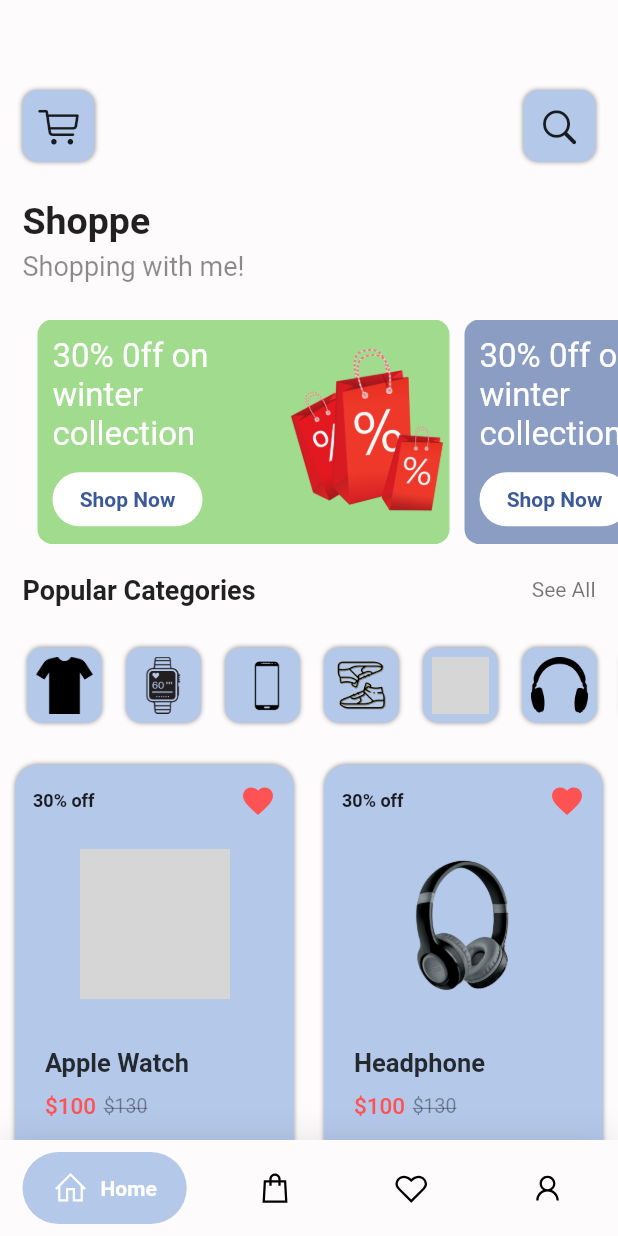
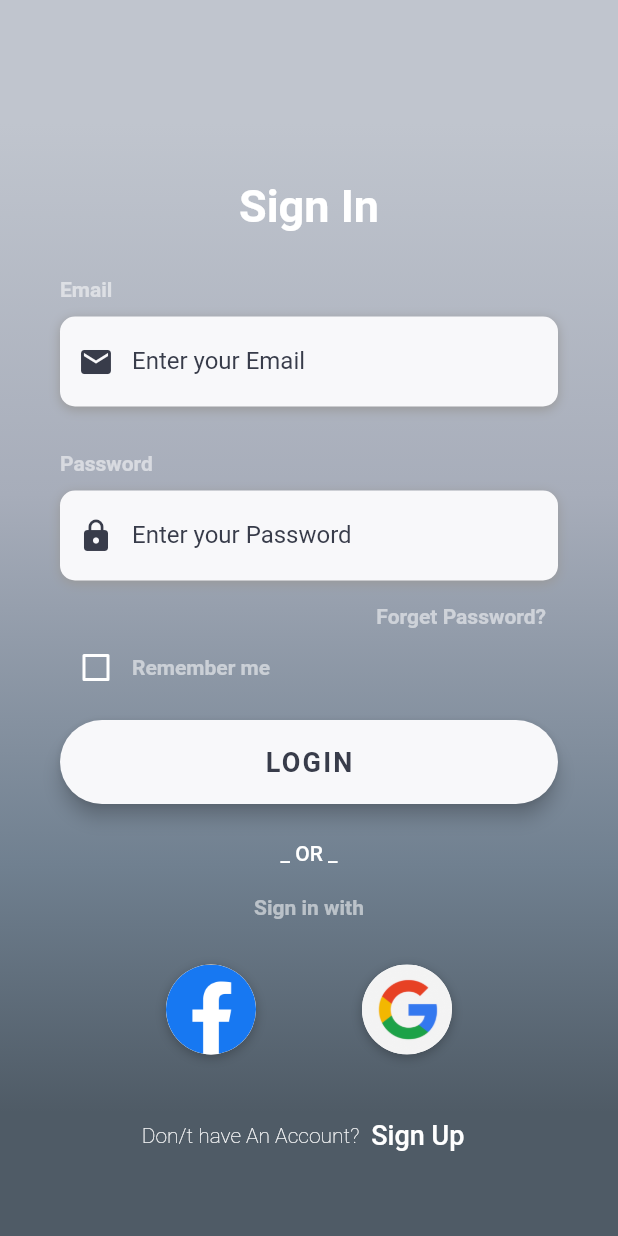
Before and after one commit to Hihhh-lilyJ/shopping_app, a Flutter app: the screen it shows after launch, on a phone screen of 412 x 824 dp. Run offline on Flutter 3.47's test engine with Material 2 defaults, Android fonts, the light colour scheme and no system bars; drawn by our look-alikes of google_nav_bar; our stand-ins replace flutter_image_slideshow, flutter_rating_bar, line_icons; grey boxes are pictures that could not be loaded.

Commit message:
change in zsh

```diff
--- a/lib/main.dart
+++ b/lib/main.dart
@@ -1,5 +1,6 @@
 import 'package:flutter/material.dart';
-import 'package:shopping_app/screens/screens.dart';
+import 'package:shopping_app/screens/login_screen.dart';
+// import 'package:shopping_app/screens/screens.dart';
 
 void main() {
   runApp(MyApp());
@@ -10,7 +11,7 @@ class MyApp extends StatelessWidget {
   Widget build(BuildContext context) {
     return MaterialApp(
       debugShowCheckedModeBanner: false,
-      home: Screens(),
+      home: LoginScreens(),
     );
   }
 }
--- /dev/null
+++ b/lib/screens/login_screen.dart
@@ -0,0 +1,327 @@
+import 'package:flutter/material.dart';
+import 'package:flutter/services.dart';
+import 'package:shopping_app/pages/sign_up_page.dart';
+import 'package:shopping_app/screens/screens.dart';
+import 'package:shopping_app/utilities/constants.dart';
+
+class LoginScreens extends StatefulWidget {
+  @override
+  State<LoginScreens> createState() => _LoginScreensState();
+}
+
+class _LoginScreensState extends State<LoginScreens> {
+  bool _rememberMe = false;
+
+  Widget _buildEmailTF() {
+    return Column(
+      crossAxisAlignment: CrossAxisAlignment.start,
+      children: [
+        Text(
+          'Email',
+          style: kLabelStyle,
+        ),
+        SizedBox(height: 10),
+        Container(
+          alignment: Alignment.centerLeft,
+          decoration: kBoxDecorationStyle,
+          height: 60,
+          child: TextField(
+            keyboardType: TextInputType.emailAddress,
+            style: TextStyle(
+              color: Color(0xFF383C4A),
+            ),
+            decoration: InputDecoration(
+              border: InputBorder.none,
+              contentPadding: EdgeInsets.only(top: 14),
+              prefixIcon: Icon(
+                Icons.email,
+                color: Color(0xFF383C4A),
+              ),
+              hintText: 'Enter your Email',
+              hintStyle: kHintTextStyle,
+            ),
+          ),
+        ),
+      ],
+    );
+  }
+
+  Widget _buildPasswordTF() {
+    return Column(
+      crossAxisAlignment: CrossAxisAlignment.start,
+      children: [
+        Text(
+          'Password',
+          style: kLabelStyle,
+        ),
+        SizedBox(height: 10),
+        Container(
+          alignment: Alignment.centerLeft,
+          decoration: kBoxDecorationStyle,
+          height: 60,
+          child: TextField(
+            obscureText: true,
+            keyboardType: TextInputType.emailAddress,
+            style: TextStyle(
+              color: Color(0xFF383C4A),
+            ),
+            decoration: InputDecoration(
+              border: InputBorder.none,
+              contentPadding: EdgeInsets.only(top: 14),
+              prefixIcon: Icon(
+                Icons.lock,
+                color: Color(0xFF383C4A),
+              ),
+              hintText: 'Enter your Password',
+              hintStyle: kHintTextStyle,
+            ),
+          ),
+        ),
+      ],
+    );
+  }
+
+  Widget _buildForgotPasswordBtn() {
+    return Container(
+      alignment: Alignment.centerRight,
+      child: TextButton(
+        onPressed: () => print('Forget Password Button Pressed'),
+        child: Text(
+          'Forget Password?',
+          style: kLabelStyle,
+        ),
+      ),
+    );
+  }
+
+  Widget _buildRememberMeCheckBox() {
+    return Container(
+      height: 20,
+      child: Row(
+        children: [
+          Theme(
+            data: ThemeData(unselectedWidgetColor: Colors.white),
+            child: Checkbox(
+              value: _rememberMe,
+              checkColor: Colors.green,
+              activeColor: Colors.white,
+              onChanged: (value) {
+                setState(() {
+                  _rememberMe = value!;
+                });
+              },
+            ),
+          ),
+          Text(
+            'Remember me',
+            style: kLabelStyle,
+          ),
+        ],
+      ),
+    );
+  }
+
+  Widget _buildLoginBtn() {
+    return Container(
+      padding: EdgeInsets.symmetric(vertical: 25),
+      width: double.infinity,
+      child: FloatingActionButton(
+        backgroundColor: Color(0xFFF8F8FA),
+        elevation: 5,
+        onPressed: () => Navigator.push(
+          context,
+          MaterialPageRoute(
+            builder: (context) => Screens(),
+          ),
+        ),
+        shape: RoundedRectangleBorder(
+          borderRadius: BorderRadius.circular(30),
+        ),
+        child: Text(
+          'LOGIN',
+          style: TextStyle(
+            color: Color(0xFF383C4A),
+            letterSpacing: 1.5,
+            fontSize: 18,
+            fontWeight: FontWeight.bold,
+          ),
+        ),
+      ),
+    );
+  }
+
+  Widget _buildSignInWithText() {
+    return Column(
+      children: [
+        Text(
+          '_ OR _',
+          style: TextStyle(
+            color: Colors.white,
+            fontWeight: FontWeight.w500,
+          ),
+        ),
+        SizedBox(height: 20),
+        Text(
+          'Sign in with',
+          style: kLabelStyle,
+        ),
+      ],
+    );
+  }
+
+  @override
+  Widget build(BuildContext context) {
+    return Scaffold(
+      body: AnnotatedRegion<SystemUiOverlayStyle>(
+        value: SystemUiOverlayStyle.light,
+        child: GestureDetector(
+          onTap: () => FocusScope.of(context).unfocus(),
+          child: Stack(
+            children: [
+              Container(
+                height: double.infinity,
+                width: double.infinity,
+                decoration: BoxDecoration(
+                  gradient: LinearGradient(
+                    begin: Alignment.topCenter,
+                    end: Alignment.bottomCenter,
+                    colors: [
+                      Color(0xFFC0C5CE),
+                      Color(0xFFA7ADBA),
+                      Color(0xFF708090),
+                      Color(0xFF4F5B66),
+                    ],
+                    stops: [0.1, 0.4, 0.7, 0.9],
+                  ),
+                ),
+              ),
+              Container(
+                height: double.infinity,
+                child: SingleChildScrollView(
+                  physics: AlwaysScrollableScrollPhysics(),
+                  padding: EdgeInsets.symmetric(
+                    horizontal: 40,
+                    vertical: 120,
+                  ),
+                  child: Column(
+                    mainAxisAlignment: MainAxisAlignment.center,
+                    children: [
+                      Text(
+                        'Sign In',
+                        style: TextStyle(
+                          color: Colors.white,
+                          fontSize: 30,
+                          fontWeight: FontWeight.bold,
+                        ),
+                      ),
+                      SizedBox(height: 30),
+                      _buildEmailTF(),
+                      SizedBox(height: 30),
+                      _buildPasswordTF(),
+                      _buildForgotPasswordBtn(),
+                      _buildRememberMeCheckBox(),
+                      _buildLoginBtn(),
+                      _buildSignInWithText(),
+                      Padding(
+                        padding: EdgeInsets.symmetric(vertical: 30),
+                        child: Row(
+                          mainAxisAlignment: MainAxisAlignment.spaceEvenly,
+                          children: [
+                            GestureDetector(
+                              onTap: () => Navigator.push(
+                                context,
+                                MaterialPageRoute(
+                                  builder: (context) => Screens(),
+                                ),
+                              ),
+                              child: Container(
+                                height: 60,
+                                width: 60,
+                                decoration: BoxDecoration(
+                                  shape: BoxShape.circle,
+                                  color: Colors.white,
+                                  boxShadow: [
+                                    BoxShadow(
+                                      color: Colors.black26,
+                                      offset: Offset(0, 2),
+                                      blurRadius: 6,
+                                    ),
+                                  ],
+                                  image: DecorationImage(
+                                    image: AssetImage(
+                                        'assets/logos/facebook-1.png'),
+                                  ),
+                                ),
+                              ),
+                            ),
+                            GestureDetector(
+                              onTap: () => Navigator.push(
+                                context,
+                                MaterialPageRoute(
+                                  builder: (context) => Screens(),
+                                ),
+                              ),
+                              child: Container(
+                                height: 60,
+                                width: 60,
+                                decoration: BoxDecoration(
+                                  shape: BoxShape.circle,
+                                  color: Colors.white,
+                                  boxShadow: [
+                                    BoxShadow(
+                                      color: Colors.black26,
+                                      offset: Offset(0, 2),
+                                      blurRadius: 6,
+                                    ),
+                                  ],
+                                  image: DecorationImage(
+                                    image:
+                                        AssetImage('assets/logos/google-1.png'),
+                                  ),
+                                ),
+                              ),
+                            ),
+                          ],
+                        ),
+                      ),
+                      SizedBox(height: 0.1),
+                      Row(
+                        mainAxisAlignment: MainAxisAlignment.center,
+                        children: [
+                          Text(
+                            'Don/t have An Account?',
+                            style: TextStyle(
+                              color: Colors.white,
+                              fontSize: 14,
+                              fontWeight: FontWeight.w100,
+                            ),
+                          ),
+                          TextButton(
+                            onPressed: () => Navigator.push(
+                              context,
+                              MaterialPageRoute(
+                                builder: (context) => SignUpPage(),
+                              ),
+                            ),
+                            child: Text(
+                              'Sign Up',
+                              style: TextStyle(
+                                color: Colors.white,
+                                fontSize: 18,
+                                fontWeight: FontWeight.w500,
+                              ),
+                            ),
+                          ),
+                        ],
+                      ),
+                    ],
+                  ),
+                ),
+              ),
+            ],
+          ),
+        ),
+      ),
+    );
+  }
+}
--- /dev/null
+++ b/lib/utilities/constants.dart
@@ -0,0 +1,31 @@
+import 'package:flutter/material.dart';
+
+const kBackgroundColor = Color(0xFFD2FFF4);
+const kPrimaryColor = Color(0xFF2D5D70);
+const kSecondaryColor = Color(0xFF265DAB);
+
+// const kTextColor = Color(0xFF535353);
+// const kTextLightColor = Color(0xFFACACAC);
+
+// const kDefaultPadding = 20;
+
+final kHintTextStyle = TextStyle(
+  color: Color(0xFF383C4A),
+);
+
+final kLabelStyle = TextStyle(
+  color: Colors.white54,
+  fontWeight: FontWeight.bold,
+);
+
+final kBoxDecorationStyle = BoxDecoration(
+  color: Color(0xFFF8F8FA),
+  borderRadius: BorderRadius.circular(10.0),
+  boxShadow: [
+    BoxShadow(
+      color: Color(0xFF999999),
+      blurRadius: 6.0,
+      offset: Offset(0, 2),
+    ),
+  ],
+);
--- a/pubspec.yaml
+++ b/pubspec.yaml
@@ -83,6 +83,9 @@ flutter:
      - assets/images/p2.png
      - assets/images/p3.png
      - assets/images/p4.png
+     - assets/logos/facebook-1.png
+     - assets/logos/google-1.png
+
   #   - images/a_dot_ham.jpeg
 
   # An image asset can refer to one or more resolution-specific "variants", see
```
Also changed, not shown: lib/items/hoodie.dart (added, +10 -0 lines), lib/pages/sign_up_page.dart (added, +209 -0 lines), lib/screens/home_screen.dart (+14 -3 lines), assets/logos/facebook-1.png (added), assets/logos/google-1.png (added).
